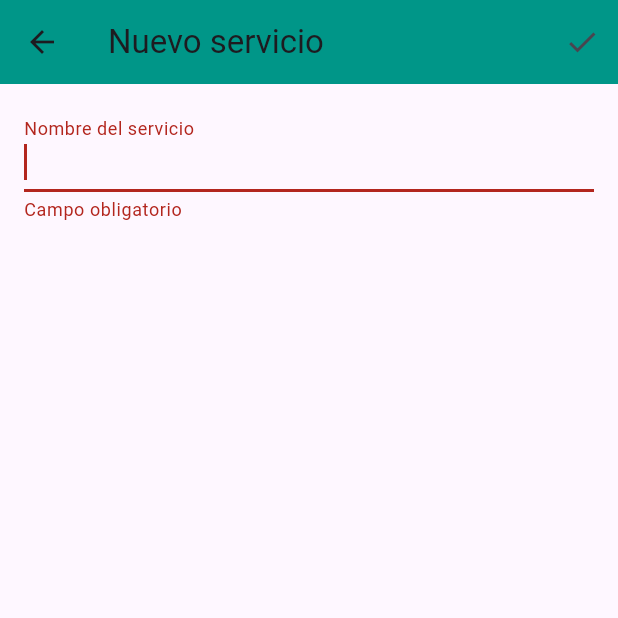
After one commit to JosueEb/app_gestion_vehicular, a Flutter app: the AddTipoServicioPage screen opened directly, after a tap on the "check" icon, on a phone screen of 412 x 824 dp, the top half of it. The commit adds this screen. Run offline on Flutter 3.47's test engine with Material 3 defaults, Android fonts, the phone set to English and light mode, and no system bars; our stand-ins replace shared_preferences, sqflite; accounts and stored records are empty.

Commit message:
add tipo servicio

```diff
--- /dev/null
+++ b/lib/ui/servicios/add_tipo_servicio_page.dart
@@ -0,0 +1,54 @@
+import 'package:flutter/material.dart';
+import 'package:provider/provider.dart';
+import '../../viewmodels/servicio_viewmodel.dart';
+
+class AddTipoServicioPage extends StatefulWidget {
+  const AddTipoServicioPage({super.key});
+
+  @override
+  State<AddTipoServicioPage> createState() => _AddTipoServicioPageState();
+}
+
+class _AddTipoServicioPageState extends State<AddTipoServicioPage> {
+  final _ctrl = TextEditingController();
+  final _formKey = GlobalKey<FormState>();
+
+  @override
+  Widget build(BuildContext context) {
+    return Scaffold(
+      appBar: AppBar(
+        backgroundColor: const Color(0xFF009688),
+        title: const Text('Nuevo servicio'),
+        actions: [
+          IconButton(
+            icon: const Icon(Icons.check),
+            onPressed: _guardar,
+          ),
+        ],
+      ),
+      body: Padding(
+        padding: const EdgeInsets.all(16),
+        child: Form(
+          key: _formKey,
+          child: TextFormField(
+            controller: _ctrl,
+            autofocus: true,
+            decoration: const InputDecoration(
+              labelText: 'Nombre del servicio',
+            ),
+            validator: (v) =>
+                v == null || v.isEmpty ? 'Campo obligatorio' : null,
+          ),
+        ),
+      ),
+    );
+  }
+
+  Future<void> _guardar() async {
+    if (!_formKey.currentState!.validate()) return;
+
+    await context.read<ServicioViewModel>().crearServicio(_ctrl.text.trim());
+
+    if (mounted) Navigator.pop(context, true);
+  }
+}
--- a/lib/viewmodels/servicio_viewmodel.dart
+++ b/lib/viewmodels/servicio_viewmodel.dart
@@ -37,4 +37,21 @@ class ServicioViewModel extends ChangeNotifier {
     isLoading = false;
     notifyListeners();
   }
+
+  Future<void> crearServicio(String nombre) async {
+  isLoading = true;
+  notifyListeners();
+
+  final servicio = TipoServicio(
+    idTipoServicio: null,
+    nombre: nombre,
+  );
+
+  await _repository.insertarServicio(servicio);
+  await cargarServicios();
+
+  isLoading = false;
+  notifyListeners();
 }
+
+}
```
Also changed, not shown: lib/ui/historico/widgets/timeline_item.dart (+5 -11 lines), lib/ui/servicios/add_servicio_page.dart (+42 -0 lines), lib/ui/servicios/edit_servicio_page.dart (+137 -24 lines).
